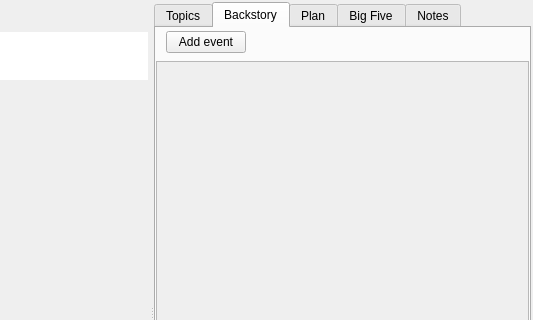
Above: ui/character_editor.ui from zkovari/plotlyst before the change; both pictures show x 673 to 1206 and y 0 to 320 of the 1206 by 630 pixel window. Below: the same form after it.
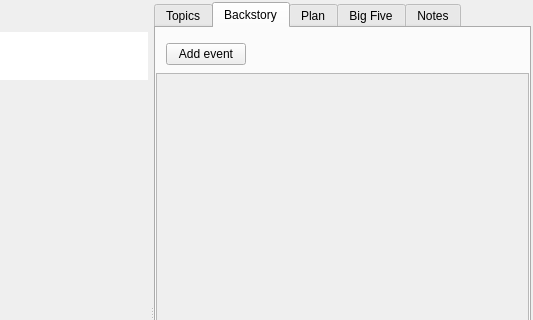
That is the form after the change. The open tabs and pages were chosen to show the change. Custom widgets are drawn as their Qt base class.

Commit message: Apply bigger left margin on topic editor, closes #1444

What changed in the file:
```diff
--- a/ui/character_editor.ui
+++ b/ui/character_editor.ui
@@ -534,7 +534,7 @@
          <number>0</number>
         </property>
         <property name="topMargin">
-         <number>3</number>
+         <number>15</number>
         </property>
         <property name="rightMargin">
          <number>0</number>
@@ -610,7 +610,7 @@
              <x>0</x>
              <y>0</y>
              <width>327</width>
-             <height>562</height>
+             <height>550</height>
             </rect>
            </property>
            <property name="sizePolicy">
```
Left out of the diff: 8 changed lines with no effect on the pictures.
